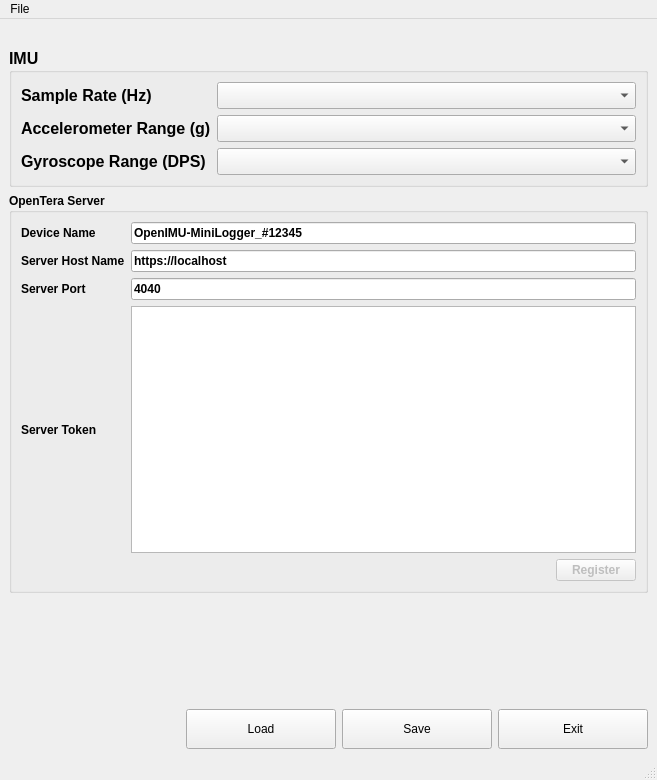
Old version of the form ConfigAPP/mainwindow.ui in the repository introlab/OpenIMU-MiniLogger.
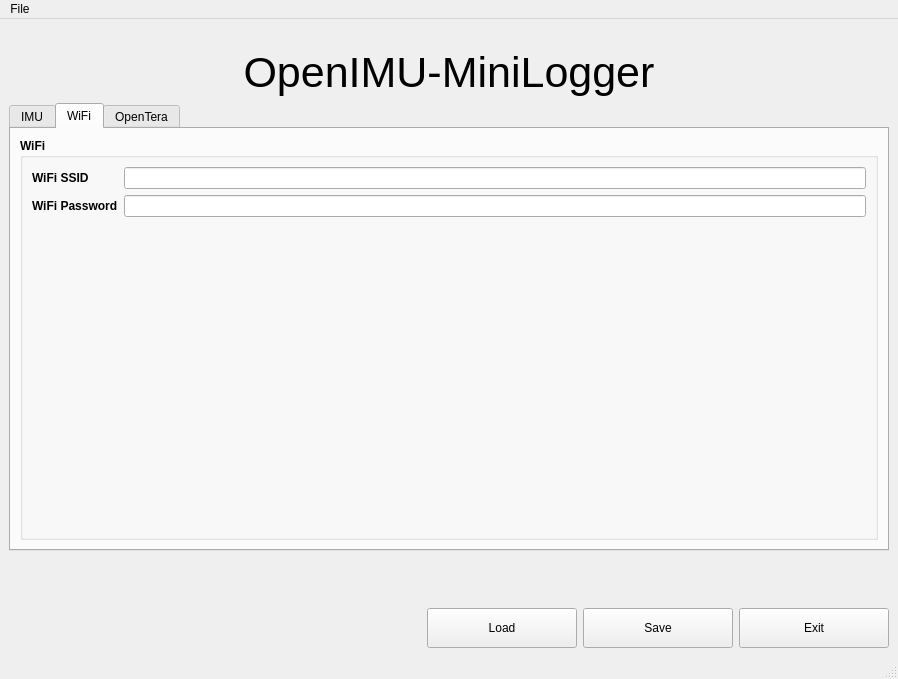
New version of the form. The open tabs and pages were chosen to show the change. Icons and pictures are not drawn.

Commit message: Added WiFi Setup

```diff
--- a/ConfigAPP/mainwindow.ui
+++ b/ConfigAPP/mainwindow.ui
@@ -6,15 +6,15 @@
    <rect>
     <x>0</x>
     <y>0</y>
-    <width>657</width>
-    <height>780</height>
+    <width>898</width>
+    <height>679</height>
    </rect>
   </property>
   <property name="windowTitle">
    <string>OpenIMU-MiniLogger Setup App</string>
   </property>
   <widget class="QWidget" name="centralwidget">
-   <layout class="QVBoxLayout" name="verticalLayout">
+   <layout class="QVBoxLayout" name="verticalLayout_4">
     <item>
      <widget class="QLabel" name="labelIcon">
       <property name="text">
@@ -29,6 +29,31 @@
      </widget>
     </item>
     <item>
+     <widget class="QLabel" name="labelTitleMiniLogger">
+      <property name="font">
+       <font>
+        <pointsize>32</pointsize>
+       </font>
+      </property>
+      <property name="text">
+       <string>OpenIMU-MiniLogger</string>
+      </property>
+      <property name="alignment">
+       <set>Qt::AlignCenter</set>
+      </property>
+     </widget>
+    </item>
+    <item>
+     <widget class="QTabWidget" name="tabWidget">
+      <property name="currentIndex">
+       <number>0</number>
+      </property>
+      <widget class="QWidget" name="tabIMU">
+       <attribute name="title">
+        <string>IMU</string>
+       </attribute>
+       <layout class="QVBoxLayout" name="verticalLayout_3">
+        <item>
      <widget class="QGroupBox" name="IMUgroupBox">
       <property name="font">
        <font>
@@ -110,11 +135,118 @@
          </property>
         </widget>
        </item>
+           <item row="0" column="0">
+            <widget class="QLabel" name="SampleRatelabel">
+             <property name="sizePolicy">
+              <sizepolicy hsizetype="Minimum" vsizetype="Preferred">
+               <horstretch>0</horstretch>
+               <verstretch>0</verstretch>
+              </sizepolicy>
+             </property>
+             <property name="text">
+              <string>Sample Rate (Hz)</string>
+             </property>
+            </widget>
+           </item>
+           <item row="3" column="1">
+            <spacer name="verticalSpacer_2">
+             <property name="orientation">
+              <enum>Qt::Vertical</enum>
+             </property>
+             <property name="sizeHint" stdset="0">
+              <size>
+               <width>20</width>
+               <height>40</height>
+              </size>
+             </property>
+            </spacer>
+           </item>
       </layout>
      </widget>
     </item>
+       </layout>
+      </widget>
+      <widget class="QWidget" name="tabWiFi">
+       <attribute name="title">
+        <string>WiFi</string>
+       </attribute>
+       <layout class="QVBoxLayout" name="verticalLayout_5">
     <item>
      <widget class="QGroupBox" name="groupBox">
+          <property name="font">
+           <font>
+            <weight>75</weight>
+            <bold>true</bold>
+           </font>
+          </property>
+          <property name="title">
+           <string>WiFi</string>
+          </property>
+          <layout class="QVBoxLayout" name="verticalLayout_6">
+           <item>
+            <layout class="QFormLayout" name="formLayout">
+             <property name="fieldGrowthPolicy">
+              <enum>QFormLayout::ExpandingFieldsGrow</enum>
+             </property>
+             <item row="0" column="0">
+              <widget class="QLabel" name="labelWiFiSSID">
+               <property name="sizePolicy">
+                <sizepolicy hsizetype="MinimumExpanding" vsizetype="Preferred">
+                 <horstretch>0</horstretch>
+                 <verstretch>0</verstretch>
+                </sizepolicy>
+               </property>
+               <property name="text">
+                <string>WiFi SSID</string>
+               </property>
+              </widget>
+             </item>
+             <item row="0" column="1">
+              <widget class="QLineEdit" name="lineEditWiFiSSID"/>
+             </item>
+             <item row="1" column="0">
+              <widget class="QLabel" name="labelWiFiPassword">
+               <property name="sizePolicy">
+                <sizepolicy hsizetype="MinimumExpanding" vsizetype="Preferred">
+                 <horstretch>0</horstretch>
+                 <verstretch>0</verstretch>
+                </sizepolicy>
+               </property>
+               <property name="text">
+                <string>WiFi Password</string>
+               </property>
+              </widget>
+             </item>
+             <item row="1" column="1">
+              <widget class="QLineEdit" name="lineEditWiFiPassword"/>
+             </item>
+            </layout>
+           </item>
+           <item>
+            <spacer name="verticalSpacer_3">
+             <property name="orientation">
+              <enum>Qt::Vertical</enum>
+             </property>
+             <property name="sizeHint" stdset="0">
+              <size>
+               <width>20</width>
+               <height>283</height>
+              </size>
+             </property>
+            </spacer>
+           </item>
+          </layout>
+         </widget>
+        </item>
+       </layout>
+      </widget>
+      <widget class="QWidget" name="tabOpenTera">
+       <attribute name="title">
+        <string>OpenTera</string>
+       </attribute>
+       <layout class="QVBoxLayout" name="verticalLayout">
+        <item>
+         <widget class="QGroupBox" name="OpenTeraGroupBox">
       <property name="minimumSize">
        <size>
         <width>0</width>
@@ -245,6 +377,10 @@
       </layout>
      </widget>
     </item>
+       </layout>
+      </widget>
+     </widget>
+    </item>
     <item>
      <spacer name="verticalSpacer">
       <property name="orientation">
@@ -327,7 +463,7 @@
     <rect>
      <x>0</x>
      <y>0</y>
-     <width>657</width>
+     <width>898</width>
      <height>22</height>
     </rect>
    </property>
```
Left out of the diff: 37 changed lines with no effect on the pictures. Lines whose indentation alone changed are shown as unchanged. The commit also changes 2 other files.
